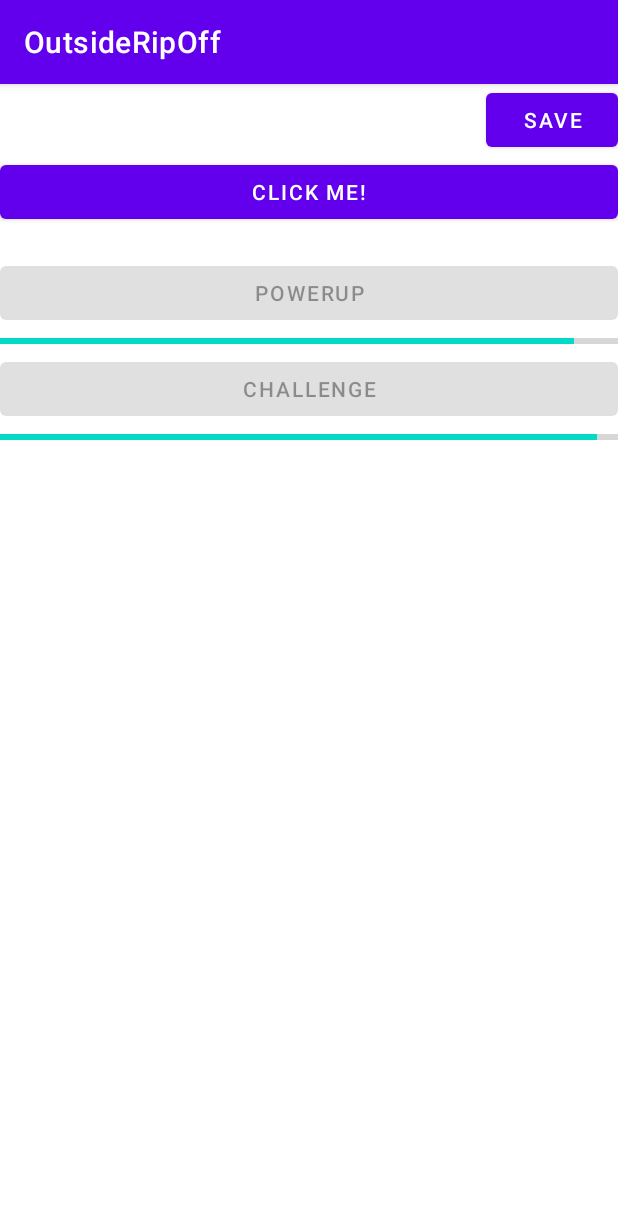
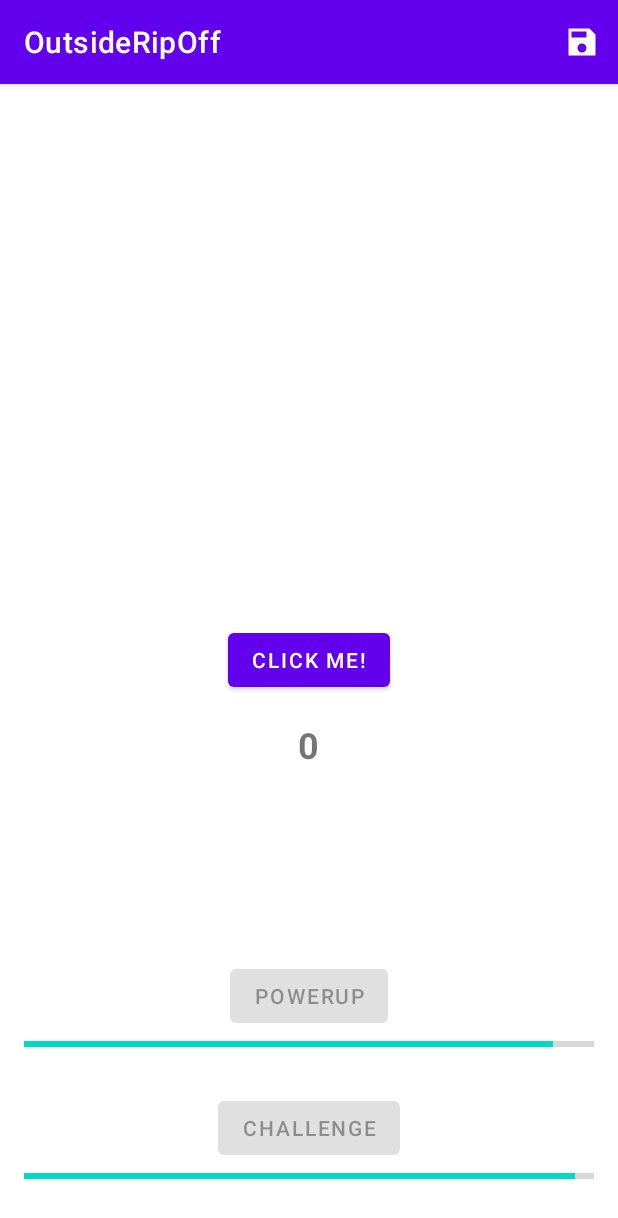
Before and after one commit to MuroPlankton/OutsideRipOff, an Android app: the screen it shows after launch (GameActivity), after a tap on "NEW GAME", on a phone screen of 412 x 824 dp. Shown: the top 1218 px of the screen. Run offline under Robolectric (Android 15) with nearby library versions, the phone set to English and light mode, and no system bars; libraries missing offline, so code that uses them is left out: io.realm, io.realm.annotations; 4 statements that could not run were skipped.

Commit message:
A small quality of life update
Starting a new game and the list of saved games are in the same activity now. The UI of the game itself has been rearranged. A couple of bugs were fixed.

```diff
--- a/app/src/main/AndroidManifest.xml
+++ b/app/src/main/AndroidManifest.xml
@@ -20,8 +20,7 @@
                 <category android:name="android.intent.category.LAUNCHER" />
             </intent-filter>
         </activity>
-        <activity android:name=".GameActivity"></activity>
-        <activity android:name=".LoadActivity"></activity>
+        <activity android:name=".GameActivity" />
     </application>
 
 </manifest>
--- a/app/src/main/java/com/choicely/outsideripoff/GameActivity.java
+++ b/app/src/main/java/com/choicely/outsideripoff/GameActivity.java
@@ -3,31 +3,36 @@ package com.choicely.outsideripoff;
 import android.os.Bundle;
 import android.os.CountDownTimer;
 import android.util.Log;
+import android.view.Menu;
+import android.view.MenuInflater;
+import android.view.MenuItem;
 import android.widget.Button;
 import android.widget.ProgressBar;
 import android.widget.TextView;
+import android.widget.Toast;
 
+import androidx.annotation.NonNull;
 import androidx.appcompat.app.AppCompatActivity;
-
-import com.choicely.outsideripoff.db.RealmHelper;
 
 import java.util.Timer;
 import java.util.TimerTask;
+import java.util.UUID;
 
 import io.realm.Realm;
-import io.realm.RealmResults;
 import io.realm.Sort;
 
 public class GameActivity extends AppCompatActivity {
 
-    private Button saveButton, clickButton, powerUpButton, challengeButton;
+    private Button clickButton, powerUpButton, challengeButton;
     private TextView scoreText;
     private ProgressBar powerUpProgress;
     private CountDownTimer powerUpButtonCountDown, challengeButtonCountDown, challengeCountDown;
     private ProgressBar challengeProgress;
-    private int score = 0, scoreAdder = 0, challenger = 0;
-    private long id = 0;
-    Realm realm = Realm.getDefaultInstance();
+    private long score = 0;
+    private long scoreAdder = 0;
+    private long challenger = 0;
+    private Realm realm = Realm.getDefaultInstance();
+    private GameData currentGame;
 
     private final static String TAG = "GameActivity";
 
@@ -37,7 +42,6 @@ public class GameActivity extends AppCompatActivity {
         super.onCreate(savedInstanceState);
         setContentView(R.layout.activity_game);
 
-        saveButton = findViewById(R.id.activity_game_save_game);
         clickButton = findViewById(R.id.activity_game_click);
         scoreText = findViewById(R.id.activity_game_score);
         powerUpButton = findViewById(R.id.activity_game_powerup_button);
@@ -45,48 +49,64 @@ public class GameActivity extends AppCompatActivity {
         challengeButton = findViewById(R.id.activity_game_challenge_button);
         challengeProgress = findViewById(R.id.activity_game_challenge_progress);
 
-        id = getIntent().getLongExtra("intent_game_id", -1);
-        if (id == -1) {
-            GameData lastGame = realm.where(GameData.class).sort("id", Sort.DESCENDING).findFirst();
-            if (lastGame != null) {
-                id = lastGame.getId() + 1;
-            }
-            Log.d(TAG, "created game with id: " + id);
-        } else {
-            loadGame();
-            Log.d(TAG, "loaded game with id: " + id);
-        }
-        Log.d(TAG, "game opened with id: " + id);
+        loadGame();
 
         clickButton.setOnClickListener(v -> {
             score++;
             scoreText.setText("" + score);
         });
 
-        saveButton.setOnClickListener(v -> {
-            realm.beginTransaction();
-            GameData game = new GameData();
-            game.setId(id);
-            game.setGameScore(score);
-            game.setScoreAdder(scoreAdder);
-            game.setScoreChallenger(challenger);
-            Log.d(TAG, "going to save a game with score: " + score);
-            realm.insertOrUpdate(game);
-            realm.commitTransaction();
-        });
-
         powerUpTimer();
         challengeTimer();
+        scoreText.setText(String.format("%d", score));
+    }
+
+    @Override
+    public boolean onCreateOptionsMenu(Menu menu) {
+        MenuInflater inflater =getMenuInflater();
+        inflater.inflate(R.menu.game_activity_menu, menu);
+        return true;
+    }
+
+    @Override
+    public boolean onOptionsItemSelected(@NonNull MenuItem item) {
+        if (item.getItemId() == R.id.edit_translation_menu_save) {
+            saveGame();
+            return true;
+        } else {
+            return super.onOptionsItemSelected(item);
+        }
+    }
+
+    @Override
+    public void onBackPressed() {
+        saveGame();
+        super.onBackPressed();
+    }
+
+    private void saveGame() {
+        realm.beginTransaction();
+        currentGame.setGameScore(score);
+        currentGame.setScoreAdder(scoreAdder);
+        currentGame.setScoreChallenger(challenger);
+        Log.d(TAG, "going to save a game with score: " + score);
+        realm.insertOrUpdate(currentGame);
+        realm.commitTransaction();
     }
 
     private void loadGame() {
-        GameData game = realm.where(GameData.class).equalTo("id", id).findFirst();
-        score = (int) game.getGameScore();
-        scoreAdder = (int) game.getScoreAdder();
-        challenger = (int) game.getScoreChallenger();
-        scoreText.setText("" + score);
-        powerUpCounter();
-        challengeCounter();
+        if (getIntent().getStringExtra("intent_game_id") == null
+                || getIntent().getStringExtra("intent_game_id").isEmpty()) {
+            currentGame = new GameData();
+            currentGame.setId(UUID.randomUUID().toString());
+        } else {
+            currentGame = realm.where(GameData.class).equalTo("id", getIntent().getStringExtra("intent_game_id")).findFirst();
+            score = currentGame.getGameScore();
+            scoreAdder = currentGame.getScoreAdder();
+            challenger = currentGame.getScoreChallenger();
+            powerUpCounter();
+            challengeCounter();
+        }
     }
 
     private void powerUpTimer() {
@@ -122,7 +142,10 @@ public class GameActivity extends AppCompatActivity {
         TimerTask powerUpTask = new TimerTask() {
             @Override
             public void run() {
-                score += scoreAdder;
+                runOnUiThread(() -> {
+                    score += scoreAdder;
+                    scoreText.setText(String.format("%d", score));
+                });
             }
         };
 
@@ -159,7 +182,10 @@ public class GameActivity extends AppCompatActivity {
         TimerTask powerUpTask = new TimerTask() {
             @Override
             public void run() {
-                score -= challenger;
+                runOnUiThread(() -> {
+                    score -= challenger;
+                    scoreText.setText(String.format("%d", score));
+                });
             }
         };
 
--- a/app/src/main/java/com/choicely/outsideripoff/GameData.java
+++ b/app/src/main/java/com/choicely/outsideripoff/GameData.java
@@ -6,16 +6,16 @@ import io.realm.annotations.PrimaryKey;
 public class GameData extends RealmObject {
 
     @PrimaryKey
-    private long id;
+    private String id;
     private long gameScore;
     private long scoreAdder;
     private long scoreChallenger;
 
-    public long getId() {
+    public String getId() {
         return id;
     }
 
-    public void setId(long id) {
+    public void setId(String id) {
         this.id = id;
     }
 
--- a/app/src/main/java/com/choicely/outsideripoff/MainActivity.java
+++ b/app/src/main/java/com/choicely/outsideripoff/MainActivity.java
@@ -1,31 +1,70 @@
 package com.choicely.outsideripoff;
-
-import androidx.appcompat.app.AppCompatActivity;
 
 import android.content.Intent;
 import android.os.Bundle;
-import android.view.View;
-import android.widget.Button;
+import android.util.Log;
+import android.view.Menu;
+import android.view.MenuInflater;
+import android.view.MenuItem;
+
+import androidx.annotation.NonNull;
+import androidx.appcompat.app.AppCompatActivity;
+import androidx.recyclerview.widget.LinearLayoutManager;
+import androidx.recyclerview.widget.RecyclerView;
+
+import io.realm.Realm;
+import io.realm.RealmResults;
 
 public class MainActivity extends AppCompatActivity {
+    private static final String TAG = "MainActivity";
 
-    private Button startNew;
-    private Button loadGame;
+    private RecyclerView recyclerView;
+    private LoadListAdapter adapter;
 
-    @Override
-    protected void onCreate(Bundle savedInstanceState) {
+    public void onCreate(Bundle savedInstanceState) {
+        Log.d(TAG, "GameActivity started with onCreate method");
         super.onCreate(savedInstanceState);
         setContentView(R.layout.activity_main);
 
-        startNew = findViewById(R.id.activity_main_new_game);
-        loadGame = findViewById(R.id.activity_main_load_game);
+        recyclerView = findViewById(R.id.activity_load_recycler_view);
+        recyclerView.setLayoutManager(new LinearLayoutManager(this));
+        adapter = new LoadListAdapter(this);
+        recyclerView.setAdapter(adapter);
+    }
 
-        startNew.setOnClickListener(v -> {
+    @Override
+    protected void onResume() {
+        super.onResume();
+        updateContent();
+    }
+
+    @Override
+    public boolean onCreateOptionsMenu(Menu menu) {
+        MenuInflater inflater =getMenuInflater();
+        inflater.inflate(R.menu.main_activity_menu, menu);
+        return true;
+    }
+
+    @Override
+    public boolean onOptionsItemSelected(@NonNull MenuItem item) {
+        if (item.getItemId() == R.id.edit_translation_menu_save) {
             startActivity(new Intent(this, GameActivity.class));
-        });
+            return true;
+        } else {
+            return super.onOptionsItemSelected(item);
+        }
+    }
 
-        loadGame.setOnClickListener(v -> {
-            startActivity(new Intent(this, LoadActivity.class));
-        });
+    private void updateContent() {
+        adapter.clear();
+
+        Realm realm = Realm.getDefaultInstance();
+        RealmResults<GameData> games = realm.where(GameData.class).findAll();
+        for (GameData game : games) {
+            Log.d(TAG, "added game with id: " + game.getId() + " and score: " + game.getGameScore());
+            adapter.add(game);
+        }
+
+        adapter.notifyDataSetChanged();
     }
 }
--- a/app/src/main/java/com/choicely/outsideripoff/app/OutsideRipOffApplication.java
+++ b/app/src/main/java/com/choicely/outsideripoff/app/OutsideRipOffApplication.java
@@ -1,8 +1,6 @@
 package com.choicely.outsideripoff.app;
 
 import android.app.Application;
-
-import com.choicely.outsideripoff.db.RealmHelper;
 
 import io.realm.Realm;
 
--- /dev/null
+++ b/app/src/main/res/drawable/ic_sharp_save_24.xml
@@ -0,0 +1,5 @@
+<vector android:height="24dp" android:tint="#FFFFFF"
+    android:viewportHeight="24" android:viewportWidth="24"
+    android:width="24dp" xmlns:android="http://schemas.android.com/apk/res/android">
+    <path android:fillColor="@android:color/white" android:pathData="M17,3L3,3v18h18L21,7l-4,-4zM12,19c-1.66,0 -3,-1.34 -3,-3s1.34,-3 3,-3 3,1.34 3,3 -1.34,3 -3,3zM15,9L5,9L5,5h10v4z"/>
+</vector>
--- a/app/src/main/res/layout/activity_game.xml
+++ b/app/src/main/res/layout/activity_game.xml
@@ -1,5 +1,5 @@
 <?xml version="1.0" encoding="utf-8"?>
-<LinearLayout
+<RelativeLayout
     xmlns:android="http://schemas.android.com/apk/res/android"
     android:layout_width="match_parent"
     android:layout_height="match_parent"
@@ -10,16 +10,10 @@
     <Button
         android:layout_width="wrap_content"
         android:layout_height="wrap_content"
-        android:text="save"
-        android:layout_gravity="end"
-        android:id="@+id/activity_game_save_game"
-        />
-
-    <Button
-        android:layout_width="match_parent"
-        android:layout_height="wrap_content"
         android:text="click me!"
         android:id="@+id/activity_game_click"
+        android:layout_centerInParent="true"
+        android:layout_marginBottom="16dp"
         />
 
     <TextView
@@ -27,13 +21,19 @@
         android:layout_height="wrap_content"
         tools:text="score will be displayed here"
         android:id="@+id/activity_game_score"
+        android:layout_centerHorizontal="true"
+        android:layout_below="@id/activity_game_click"
+        android:textSize="24sp"
+        android:textStyle="bold"
         />
 
     <Button
-        android:layout_width="match_parent"
+        android:layout_width="wrap_content"
         android:layout_height="wrap_content"
         android:text="powerup"
+        android:layout_centerHorizontal="true"
         android:id="@+id/activity_game_powerup_button"
+        android:layout_above="@id/activity_game_powerup_progress"
         />
 
     <ProgressBar
@@ -42,13 +42,18 @@
         style="@style/Widget.AppCompat.ProgressBar.Horizontal"
         android:max="1000"
         android:id="@+id/activity_game_powerup_progress"
+        android:layout_above="@id/activity_game_challenge_button"
+        android:layout_marginBottom="24dp"
+        android:layout_marginHorizontal="16dp"
         />
 
     <Button
-        android:layout_width="match_parent"
+        android:layout_width="wrap_content"
         android:layout_height="wrap_content"
         android:text="challenge"
+        android:layout_centerHorizontal="true"
         android:id="@+id/activity_game_challenge_button"
+        android:layout_above="@id/activity_game_challenge_progress"
         />
 
     <ProgressBar
@@ -56,7 +61,10 @@
         android:layout_height="wrap_content"
         android:id="@+id/activity_game_challenge_progress"
         android:max="1000"
+        android:layout_alignParentBottom="true"
         style="@style/Widget.AppCompat.ProgressBar.Horizontal"
+        android:layout_marginBottom="32dp"
+        android:layout_marginHorizontal="16dp"
         />
 
-</LinearLayout>
+</RelativeLayout>
--- /dev/null
+++ b/app/src/main/res/menu/game_activity_menu.xml
@@ -0,0 +1,14 @@
+<?xml version="1.0" encoding="utf-8"?>
+<menu
+    xmlns:android="http://schemas.android.com/apk/res/android"
+    xmlns:app="http://schemas.android.com/apk/res-auto"
+    >
+
+    <item
+        android:id="@+id/edit_translation_menu_save"
+        android:icon="@drawable/ic_sharp_save_24"
+        android:title="@string/save_game"
+        app:showAsAction="ifRoom"
+        />
+
+</menu>
--- /dev/null
+++ b/app/src/main/res/menu/main_activity_menu.xml
@@ -0,0 +1,13 @@
+<?xml version="1.0" encoding="utf-8"?>
+<menu
+    xmlns:android="http://schemas.android.com/apk/res/android"
+    xmlns:app="http://schemas.android.com/apk/res-auto"
+    >
+
+    <item
+        android:id="@+id/edit_translation_menu_save"
+        android:title="@string/new_game"
+        app:showAsAction="ifRoom"
+        />
+
+</menu>
--- a/app/src/main/res/values/strings.xml
+++ b/app/src/main/res/values/strings.xml
@@ -1,3 +1,5 @@
 <resources>
     <string name="app_name">OutsideRipOff</string>
+    <string name="save_game">Save game</string>
+    <string name="new_game">New game</string>
 </resources>
--- a/build.gradle
+++ b/build.gradle
@@ -5,7 +5,7 @@ buildscript {
         jcenter()
     }
     dependencies {
-        classpath "com.android.tools.build:gradle:4.1.0"
+        classpath 'com.android.tools.build:gradle:4.1.2'
         classpath "io.realm:realm-gradle-plugin:10.0.0"
 
         // NOTE: Do not place your application dependencies here; they belong
```
Also changed, not shown: app/src/main/java/com/choicely/outsideripoff/LoadListAdapter.java (+10 -8 lines), app/src/main/res/layout/activity_main.xml (+3 -16 lines), app/src/main/res/layout/game_list_item.xml (added, +27 -0 lines), 1 other file.
